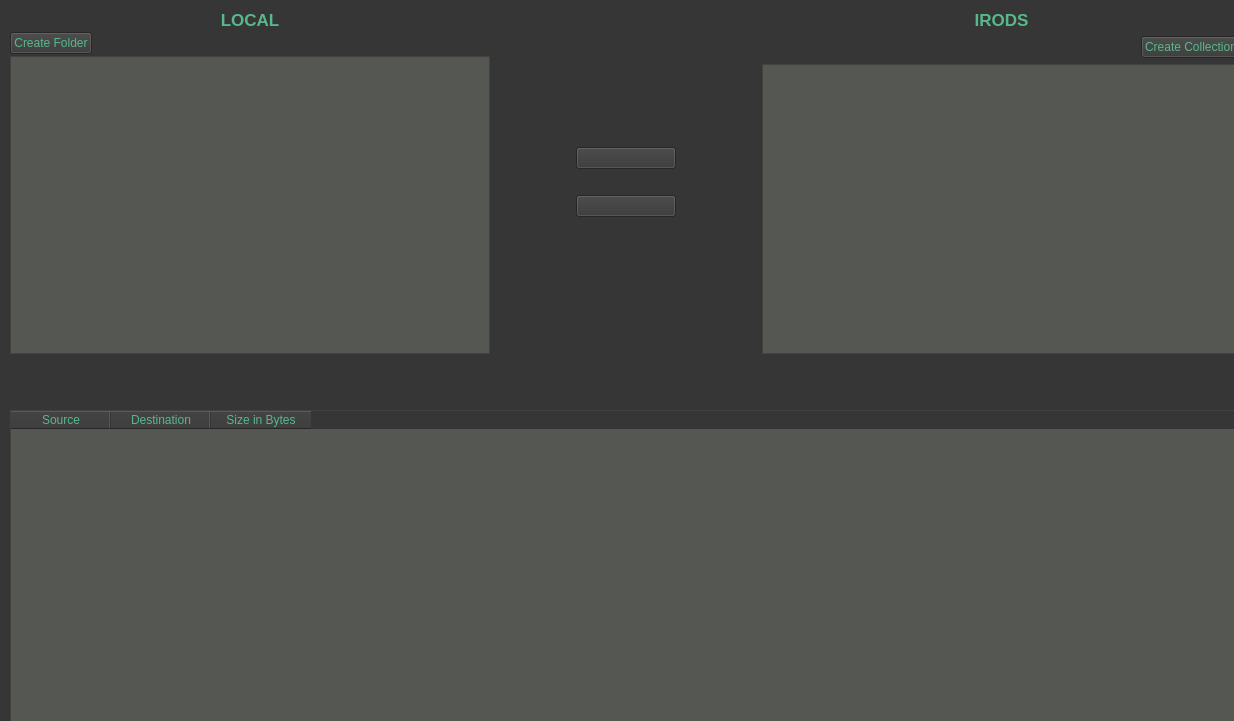
This is ibridgesgui/ui_files/tabSync.ui in iBridges-for-iRODS/iBridges-GUI as Qt 5 draws it before an edit. The edited form follows.
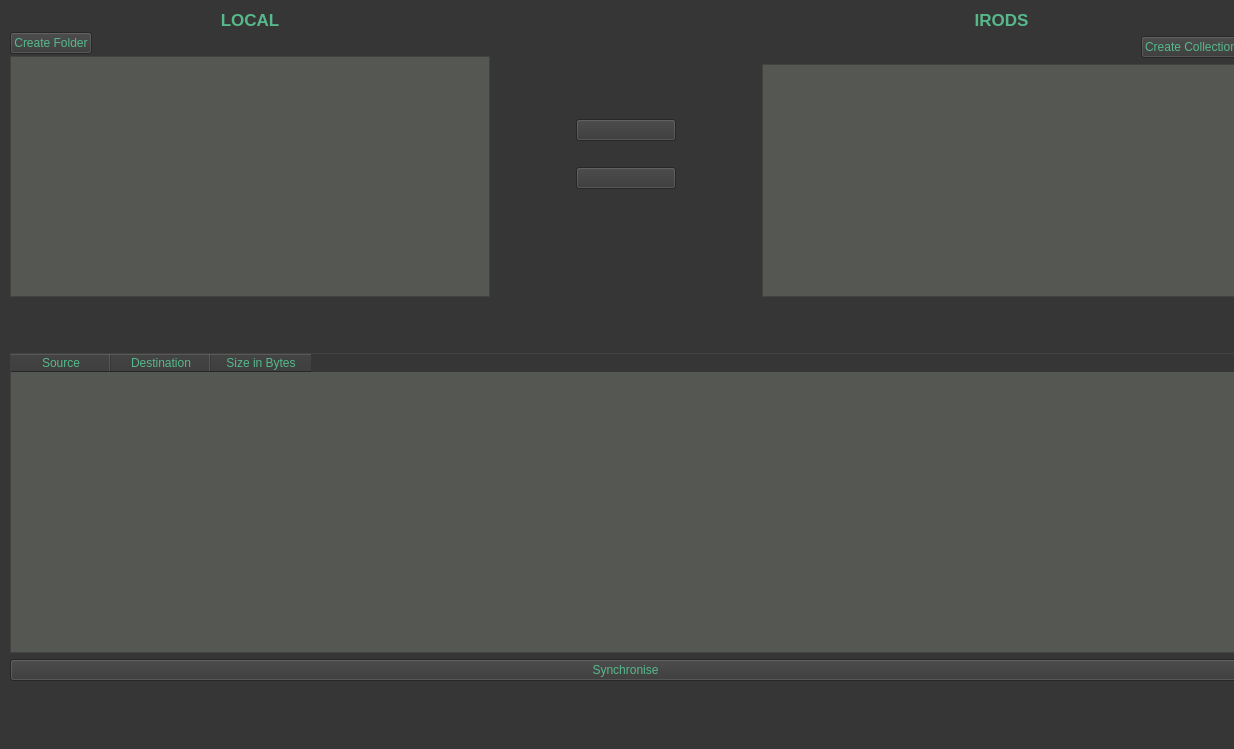
This is the edited form. Icons and pictures are not drawn.

```diff
--- a/ibridgesgui/ui_files/tabSync.ui
+++ b/ibridgesgui/ui_files/tabSync.ui
@@ -7,7 +7,7 @@
     <x>0</x>
     <y>0</y>
     <width>1234</width>
-    <height>721</height>
+    <height>749</height>
    </rect>
   </property>
   <property name="windowTitle">
@@ -47,7 +47,7 @@
      <height>771</height>
     </rect>
    </property>
-   <layout class="QVBoxLayout" name="verticalLayout_11" stretch="0,0,0,0,0,0">
+   <layout class="QVBoxLayout" name="verticalLayout_11" stretch="0,0,0,0,0,0,0">
     <property name="sizeConstraint">
      <enum>QLayout::SetDefaultConstraint</enum>
     </property>
@@ -455,6 +455,22 @@
       </property>
      </widget>
     </item>
+    <item>
+     <spacer name="verticalSpacer_2">
+      <property name="orientation">
+       <enum>Qt::Vertical</enum>
+      </property>
+      <property name="sizeType">
+       <enum>QSizePolicy::Fixed</enum>
+      </property>
+      <property name="sizeHint" stdset="0">
+       <size>
+        <width>20</width>
+        <height>100</height>
+       </size>
+      </property>
+     </spacer>
+    </item>
    </layout>
   </widget>
  </widget>
```
Left out of the diff: 2 changed lines with no effect on the pictures.
